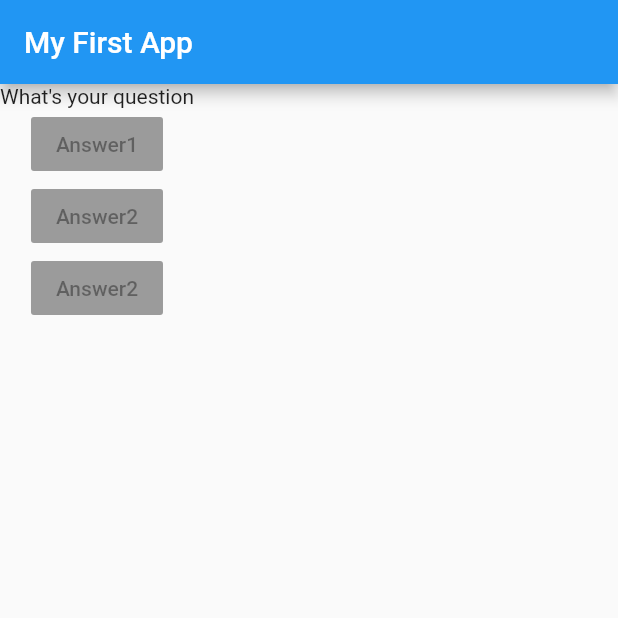
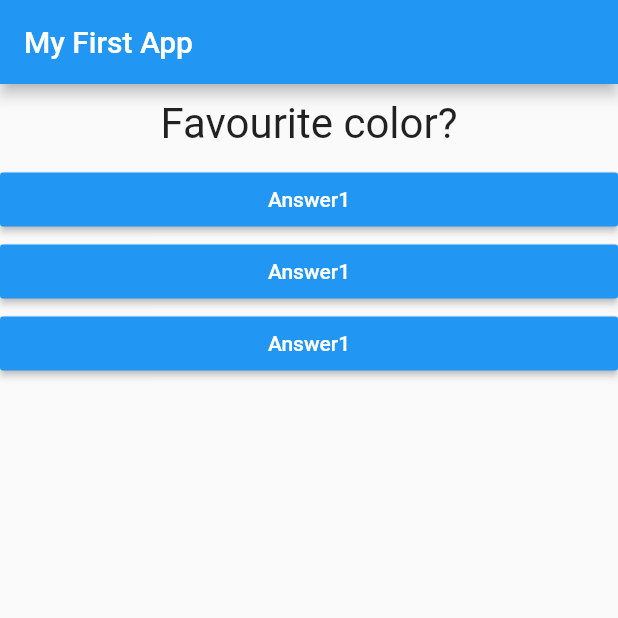
Before and after one commit to afeedhshaji/flutter-quiz-app-test, a Flutter app: the screen it shows after launch, on a phone screen of 412 x 824 dp, the top half of it. Run offline on Flutter 3.47's test engine with Material 2 defaults, Android fonts, the phone set to English and light mode, and no system bars.

Commit message:
seperated into modules

```diff
--- /dev/null
+++ b/lib/answer.dart
@@ -0,0 +1,21 @@
+import 'package:flutter/material.dart';
+import 'package:flutter/painting.dart';
+
+class Answer extends StatelessWidget {
+  final Function selectHandler;
+
+  Answer(this.selectHandler);
+
+  @override
+  Widget build(BuildContext context) {
+    return Container(
+      width: double.infinity,
+      child: RaisedButton(
+        color: Colors.blue,
+        textColor: Colors.white,
+        child: Text('Answer1'),
+        onPressed: selectHandler,
+      ),
+    );
+  }
+}
--- a/lib/main.dart
+++ b/lib/main.dart
@@ -1,11 +1,36 @@
 import 'package:flutter/material.dart';
+import 'package:flutter_complete_guide/answer.dart';
+import './question.dart';
 
 void main() => runApp(MyApp());
 
-class MyApp extends StatelessWidget {
+class MyApp extends StatefulWidget {
+  @override
+  State<StatefulWidget> createState() {
+    // TODO: implement createState
+    return _MyAppState();
+  }
+}
+
+class _MyAppState extends State<MyApp> {
+  var _questionIndex = 0;
+
+  void _answerQuestion() {
+    setState(() {
+      _questionIndex = _questionIndex + 1;
+    });
+    print(_questionIndex);
+  }
+
   @override
   Widget build(BuildContext context) {
-    // TODO: implement build
+    var questions = [
+      'Favourite color?',
+      'Favourite Animal?',
+      'Favourite Book?',
+      'Favorite Film',
+    ];
+
     return MaterialApp(
       home: Scaffold(
         appBar: AppBar(
@@ -13,19 +38,10 @@ class MyApp extends StatelessWidget {
         ),
         body: Column(
           children: <Widget>[
-            Text('What\'s your question'),
-            RaisedButton(
-              child: Text('Answer1'),
-              onPressed: null,
-            ),
-            RaisedButton(
-              child: Text('Answer2'),
-              onPressed: null,
-            ),
-            RaisedButton(
-              child: Text('Answer2'),
-              onPressed: null,
-            )
+            Question(questions[_questionIndex]),
+            Answer(_answerQuestion),
+            Answer(_answerQuestion),
+            Answer(_answerQuestion),
           ],
         ),
       ),
--- /dev/null
+++ b/lib/question.dart
@@ -0,0 +1,20 @@
+import 'package:flutter/material.dart';
+
+class Question extends StatelessWidget {
+  final String questionText;
+
+  Question(this.questionText);
+
+  @override
+  Widget build(BuildContext context) {
+    return Container(
+      width: double.infinity,
+      margin: EdgeInsets.all(10),
+      child: Text(
+        questionText,
+        style: TextStyle(fontSize: 28),
+        textAlign: TextAlign.center,
+      ),
+    );
+  }
+}
```
